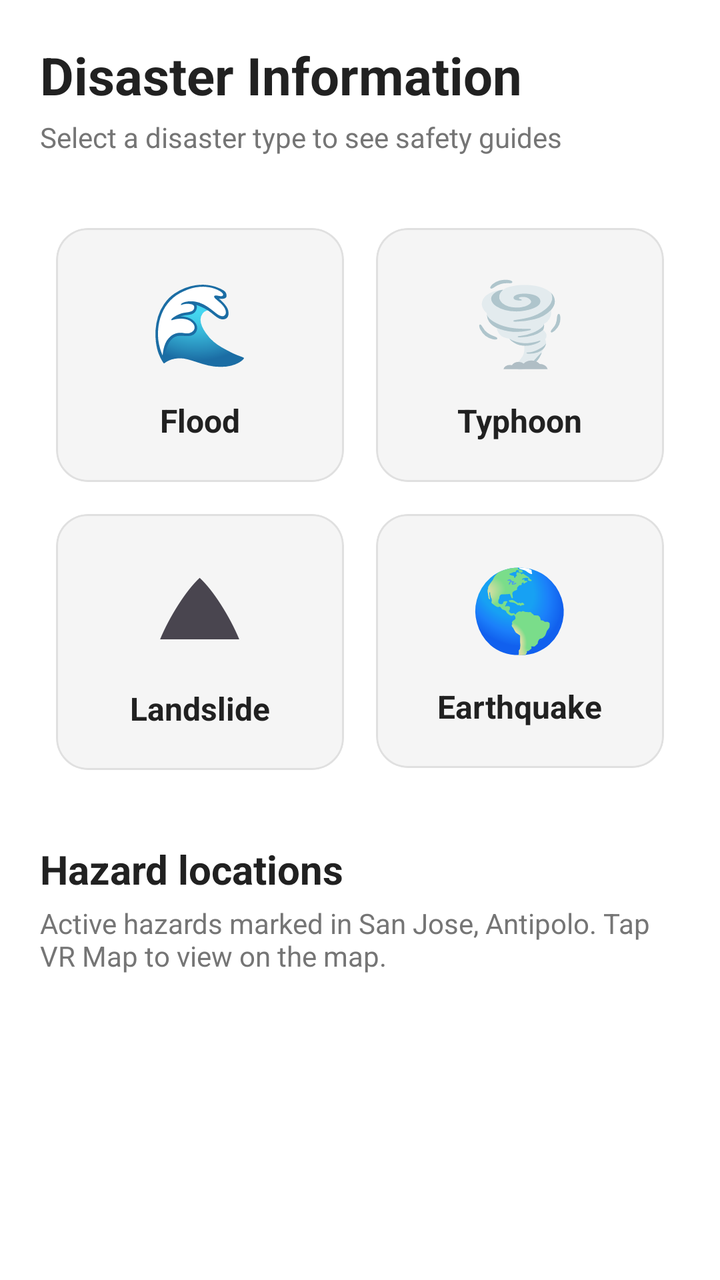
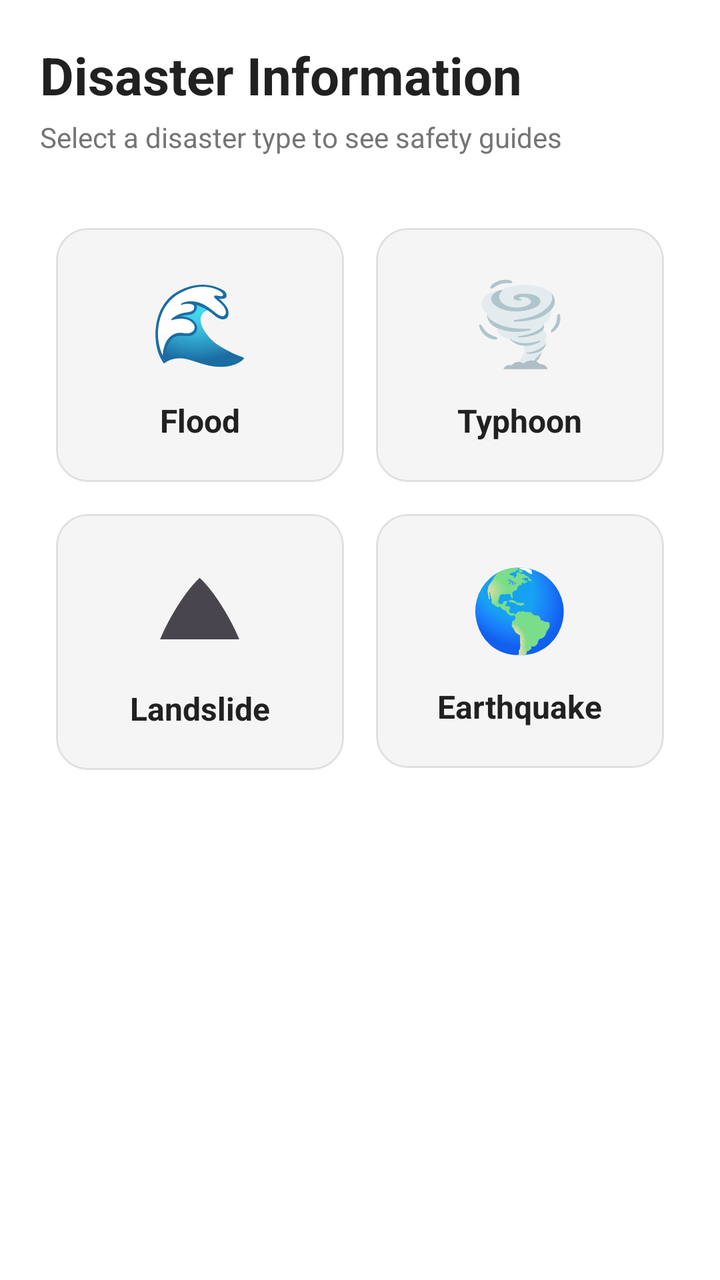

An Android layout rendered at two revisions. The XML below is the earlier revision; the diff shows what the commit changed to produce the second picture.
<!-- AndroidManifest.xml: application theme Theme.Resilio -->
<!-- res/layout/fragment_disaster_awareness.xml -->
<?xml version="1.0" encoding="utf-8"?>
<androidx.coordinatorlayout.widget.CoordinatorLayout xmlns:android="http://schemas.android.com/apk/res/android"
    xmlns:app="http://schemas.android.com/apk/res-auto"
    android:layout_width="match_parent"
    android:layout_height="match_parent"
    android:background="@color/background">

    <com.google.android.material.appbar.AppBarLayout
        android:layout_width="match_parent"
        android:layout_height="wrap_content"
        android:background="@color/background"
        app:elevation="0dp">

        <LinearLayout
            android:layout_width="match_parent"
            android:layout_height="wrap_content"
            android:orientation="vertical"
            android:padding="20dp">

            <TextView
                android:layout_width="wrap_content"
                android:layout_height="wrap_content"
                android:text="@string/disaster_info_title"
                android:textSize="26sp"
                android:textStyle="bold"
                android:textColor="@color/text_primary" />

            <TextView
                android:layout_width="wrap_content"
                android:layout_height="wrap_content"
                android:text="Select a disaster type to see safety guides"
                android:textSize="14sp"
                android:textColor="@color/text_secondary"
                android:layout_marginTop="4dp"/>
        </LinearLayout>
    </com.google.android.material.appbar.AppBarLayout>

    <androidx.core.widget.NestedScrollView
        android:layout_width="match_parent"
        android:layout_height="match_parent"
        app:layout_behavior="@string/appbar_scrolling_view_behavior">

        <LinearLayout
            android:layout_width="match_parent"
            android:layout_height="wrap_content"
            android:orientation="vertical"
            android:paddingHorizontal="20dp"
            android:paddingTop="8dp"
            android:paddingBottom="24dp">

            <GridLayout
                android:layout_width="match_parent"
                android:layout_height="wrap_content"
                android:columnCount="2">

            
            <com.google.android.material.card.MaterialCardView
                android:id="@+id/card_flood"
                android:layout_width="0dp"
                android:layout_height="wrap_content"
                android:layout_columnWeight="1"
                android:layout_margin="8dp"
                app:cardCornerRadius="16dp"
                app:cardBackgroundColor="@color/surface"
                app:strokeWidth="1dp"
                app:strokeColor="@color/divider_color"
                android:clickable="true"
                android:focusable="true">
                <LinearLayout
                    android:layout_width="match_parent"
                    android:layout_height="wrap_content"
                    android:orientation="vertical"
                    android:padding="20dp"
                    android:gravity="center">
                    <TextView
                        android:layout_width="wrap_content"
                        android:layout_height="wrap_content"
                        android:text="🌊"
                        android:textSize="40sp"/>
                    <TextView
                        android:layout_width="wrap_content"
                        android:layout_height="wrap_content"
                        android:text="@string/filter_flood"
                        android:textColor="@color/text_primary"
                        android:textStyle="bold"
                        android:textSize="16sp"
                        android:layout_marginTop="12dp"/>
                </LinearLayout>
            </com.google.android.material.card.MaterialCardView>

            
            <com.google.android.material.card.MaterialCardView
                android:id="@+id/card_typhoon"
                android:layout_width="0dp"
                android:layout_height="wrap_content"
                android:layout_columnWeight="1"
                android:layout_margin="8dp"
                app:cardCornerRadius="16dp"
                app:cardBackgroundColor="@color/surface"
                app:strokeWidth="1dp"
                app:strokeColor="@color/divider_color"
                android:clickable="true"
                android:focusable="true">
                <LinearLayout
                    android:layout_width="match_parent"
                    android:layout_height="wrap_content"
                    android:orientation="vertical"
                    android:padding="20dp"
                    android:gravity="center">
                    <TextView
                        android:layout_width="wrap_content"
                        android:layout_height="wrap_content"
                        android:text="🌪"
                        android:textSize="40sp"/>
                    <TextView
                        android:layout_width="wrap_content"
                        android:layout_height="wrap_content"
                        android:text="@string/filter_typhoon"
                        android:textColor="@color/text_primary"
                        android:textStyle="bold"
                        android:textSize="16sp"
                        android:layout_marginTop="12dp"/>
                </LinearLayout>
            </com.google.android.material.card.MaterialCardView>

            
            <com.google.android.material.card.MaterialCardView
                android:id="@+id/card_landslide"
                android:layout_width="0dp"
                android:layout_height="wrap_content"
                android:layout_columnWeight="1"
                android:layout_margin="8dp"
                app:cardCornerRadius="16dp"
                app:cardBackgroundColor="@color/surface"
                app:strokeWidth="1dp"
                app:strokeColor="@color/divider_color"
                android:clickable="true"
                android:focusable="true">
                <LinearLayout
                    android:layout_width="match_parent"
                    android:layout_height="wrap_content"
                    android:orientation="vertical"
                    android:padding="20dp"
                    android:gravity="center">
                    <TextView
                        android:layout_width="wrap_content"
                        android:layout_height="wrap_content"
                        android:text="⛰"
                        android:textSize="40sp"/>
                    <TextView
                        android:layout_width="wrap_content"
                        android:layout_height="wrap_content"
                        android:text="@string/filter_landslide"
                        android:textColor="@color/text_primary"
                        android:textStyle="bold"
                        android:textSize="16sp"
                        android:layout_marginTop="12dp"/>
                </LinearLayout>
            </com.google.android.material.card.MaterialCardView>

            
            <com.google.android.material.card.MaterialCardView
                android:id="@+id/card_earthquake"
                android:layout_width="0dp"
                android:layout_height="wrap_content"
                android:layout_columnWeight="1"
                android:layout_margin="8dp"
                app:cardCornerRadius="16dp"
                app:cardBackgroundColor="@color/surface"
                app:strokeWidth="1dp"
                app:strokeColor="@color/divider_color"
                android:clickable="true"
                android:focusable="true">
                <LinearLayout
                    android:layout_width="match_parent"
                    android:layout_height="wrap_content"
                    android:orientation="vertical"
                    android:padding="20dp"
                    android:gravity="center">
                    <TextView
                        android:layout_width="wrap_content"
                        android:layout_height="wrap_content"
                        android:text="🌎"
                        android:textSize="40sp"/>
                    <TextView
                        android:layout_width="wrap_content"
                        android:layout_height="wrap_content"
                        android:text="@string/filter_earthquake"
                        android:textColor="@color/text_primary"
                        android:textStyle="bold"
                        android:textSize="16sp"
                        android:layout_marginTop="12dp"/>
                </LinearLayout>
            </com.google.android.material.card.MaterialCardView>

            </GridLayout>

            <LinearLayout
                android:id="@+id/hazard_locations_section"
                android:layout_width="match_parent"
                android:layout_height="wrap_content"
                android:layout_marginTop="28dp"
                android:orientation="vertical">

                <TextView
                    android:layout_width="wrap_content"
                    android:layout_height="wrap_content"
                    android:text="@string/hazard_locations_title"
                    android:textColor="@color/text_primary"
                    android:textSize="20sp"
                    android:textStyle="bold" />

                <TextView
                    android:layout_width="match_parent"
                    android:layout_height="wrap_content"
                    android:layout_marginTop="4dp"
                    android:text="@string/hazard_locations_subtitle"
                    android:textColor="@color/text_secondary"
                    android:textSize="14sp" />

                <TextView
                    android:id="@+id/tv_no_hazard_locations"
                    android:layout_width="match_parent"
                    android:layout_height="wrap_content"
                    android:layout_marginTop="16dp"
                    android:text="@string/no_hazard_locations"
                    android:textColor="@color/text_secondary"
                    android:textSize="14sp"
                    android:visibility="gone" />

                <LinearLayout
                    android:id="@+id/hazard_location_container"
                    android:layout_width="match_parent"
                    android:layout_height="wrap_content"
                    android:layout_marginTop="16dp"
                    android:orientation="vertical" />
            </LinearLayout>
        </LinearLayout>
    </androidx.core.widget.NestedScrollView>

</androidx.coordinatorlayout.widget.CoordinatorLayout>
<!-- resources referenced by this layout -->
<resources>
  <color name="background">#FFFFFF</color>
  <color name="divider_color">#E0E0E0</color>
  <color name="surface">#F5F5F5</color>
  <color name="text_primary">#212121</color>
  <color name="text_secondary">#757575</color>
  <string name="disaster_info_title">Disaster Information</string>
  <string name="filter_earthquake">Earthquake</string>
  <string name="filter_flood">Flood</string>
  <string name="filter_landslide">Landslide</string>
  <string name="filter_typhoon">Typhoon</string>
  <string name="hazard_locations_subtitle">Active hazards marked in San Jose, Antipolo. Tap VR Map to view on the map.</string>
  <string name="hazard_locations_title">Hazard locations</string>
  <string name="no_hazard_locations">No hazard locations have been marked yet.</string>
  <style name="Theme.Resilio" parent="Base.Theme.Resilio" />
  <style name="Base.Theme.Resilio" parent="Theme.Material3.DayNight.NoActionBar">
          
          <item name="colorPrimary">@color/gold_accent</item>
          <item name="colorOnPrimary">@color/black</item>
          <item name="colorSecondary">@color/secondary_blue</item>
          <item name="colorOnSecondary">@color/white</item>
          <item name="colorTertiary">@color/primary_green</item>
          <item name="android:windowBackground">@color/background</item>
          <item name="android:textColorPrimary">@color/text_primary</item>
          <item name="android:textColorSecondary">@color/text_secondary</item>
      </style>
  <color name="gold_accent">#FFD700</color>
  <color name="black">#FF000000</color>
  <color name="secondary_blue">#2196F3</color>
  <color name="white">#FFFFFFFF</color>
  <color name="primary_green">#4CAF50</color>
</resources>

<!-- the commit's change to res/layout/fragment_disaster_awareness.xml (unified diff, before → after) -->
@@ -194,47 +194,6 @@
             </com.google.android.material.card.MaterialCardView>
 
             </GridLayout>
-
-            <LinearLayout
-                android:id="@+id/hazard_locations_section"
-                android:layout_width="match_parent"
-                android:layout_height="wrap_content"
-                android:layout_marginTop="28dp"
-                android:orientation="vertical">
-
-                <TextView
-                    android:layout_width="wrap_content"
-                    android:layout_height="wrap_content"
-                    android:text="@string/hazard_locations_title"
-                    android:textColor="@color/text_primary"
-                    android:textSize="20sp"
-                    android:textStyle="bold" />
-
-                <TextView
-                    android:layout_width="match_parent"
-                    android:layout_height="wrap_content"
-                    android:layout_marginTop="4dp"
-                    android:text="@string/hazard_locations_subtitle"
-                    android:textColor="@color/text_secondary"
-                    android:textSize="14sp" />
-
-                <TextView
-                    android:id="@+id/tv_no_hazard_locations"
-                    android:layout_width="match_parent"
-                    android:layout_height="wrap_content"
-                    android:layout_marginTop="16dp"
-                    android:text="@string/no_hazard_locations"
-                    android:textColor="@color/text_secondary"
-                    android:textSize="14sp"
-                    android:visibility="gone" />
-
-                <LinearLayout
-                    android:id="@+id/hazard_location_container"
-                    android:layout_width="match_parent"
-                    android:layout_height="wrap_content"
-                    android:layout_marginTop="16dp"
-                    android:orientation="vertical" />
-            </LinearLayout>
         </LinearLayout>
     </androidx.core.widget.NestedScrollView>
 
<!-- resource entries referenced after the edit -->
@@ -10,9 +10,6 @@
   <string name="filter_flood">Flood</string>
   <string name="filter_landslide">Landslide</string>
   <string name="filter_typhoon">Typhoon</string>
-  <string name="hazard_locations_subtitle">Active hazards marked in San Jose, Antipolo. Tap VR Map to view on the map.</string>
-  <string name="hazard_locations_title">Hazard locations</string>
-  <string name="no_hazard_locations">No hazard locations have been marked yet.</string>
   <style name="Theme.Resilio" parent="Base.Theme.Resilio" />
   <style name="Base.Theme.Resilio" parent="Theme.Material3.DayNight.NoActionBar">
           
